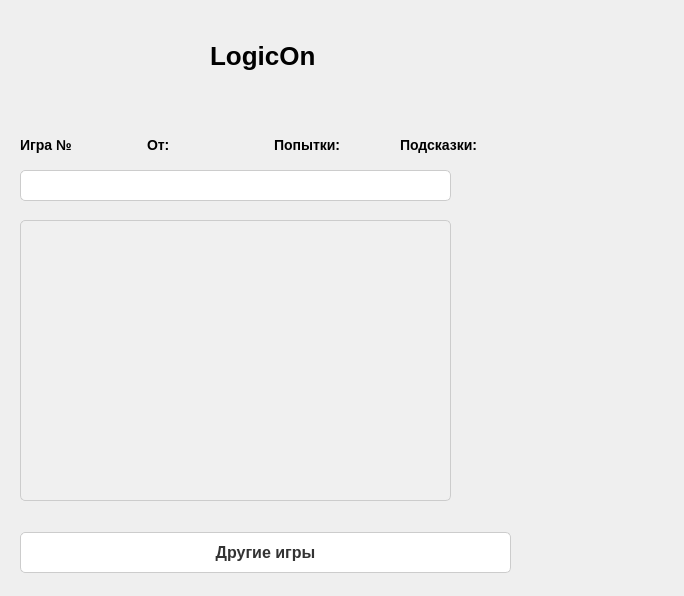
First picture: the form in Front/UI/ui_user_main_window.ui, repository maratshchur/CourseWork, before the edit.
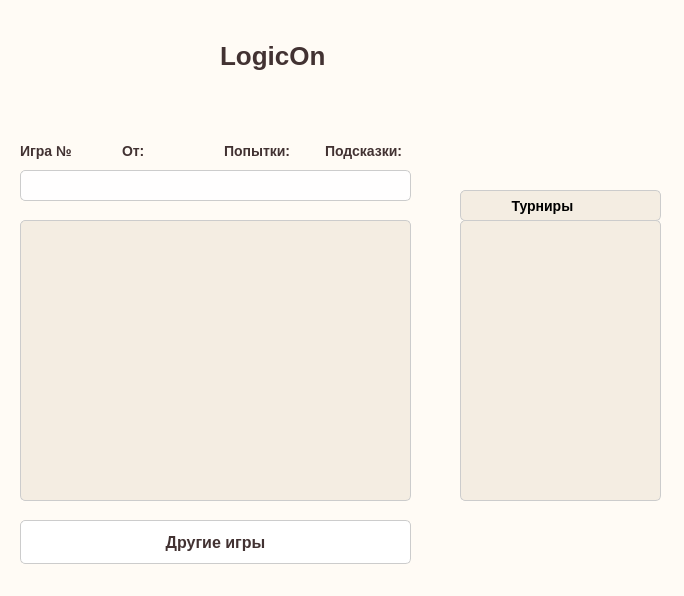
Second picture: the form after the edit. Icons and pictures are not drawn.

What changed in the file:
```diff
--- a/Front/UI/ui_user_main_window.ui
+++ b/Front/UI/ui_user_main_window.ui
@@ -14,24 +14,27 @@
    <string>Dialog</string>
   </property>
   <property name="styleSheet">
-   <string notr="true">QDiaog {
-    background-color: #F0F0F0; /* Цвет фона */}
-
+   <string notr="true">QDialog{
+background-color: #FFFBF5; /* белый бэкграунд */
+}
 QLabel {
     font-size: 14px; /* size of label text */
     font-weight: bold; /* bold label text */
 }
-
 QLineEdit {
     border: 1px solid #ccc; /* light gray border for input fields */
     border-radius: 5px; /* rounded corners for input fields */
     padding: 5px; /* padding for input fields */
+	color: #423232;
+    background-color: #FFFEFE; /* белый бэкграунд */
+
 }
 
 QPushButton {
     border: none; /* no border for buttons */
     border-radius: 5px; /* rounded corners for buttons */
     padding: 10px 20px; /* padding for buttons */
+    
 }
 
 QPushButton:hover {
@@ -40,54 +43,15 @@
 
 QPushButton:pressed {
     background-color: #d0d0d0; /* dark gray background on press */
-}</string>
+}
+</string>
   </property>
-  <widget class="QWidget" name="layoutWidget">
-   <property name="geometry">
-    <rect>
-     <x>20</x>
-     <y>130</y>
-     <width>501</width>
-     <height>29</height>
-    </rect>
-   </property>
-   <layout class="QHBoxLayout" name="horizontalLayout">
-    <item>
-     <widget class="QLabel" name="game_number_label">
-      <property name="text">
-       <string>Игра №</string>
-      </property>
-     </widget>
-    </item>
-    <item>
-     <widget class="QLabel" name="date_label">
-      <property name="text">
-       <string>От:</string>
-      </property>
-     </widget>
-    </item>
-    <item>
-     <widget class="QLabel" name="attempts_label">
-      <property name="text">
-       <string>Попытки:</string>
-      </property>
-     </widget>
-    </item>
-    <item>
-     <widget class="QLabel" name="hints_label">
-      <property name="text">
-       <string>Подсказки:</string>
-      </property>
-     </widget>
-    </item>
-   </layout>
-  </widget>
   <widget class="QListWidget" name="current_word_list">
    <property name="geometry">
     <rect>
      <x>20</x>
      <y>220</y>
-     <width>431</width>
+     <width>391</width>
      <height>281</height>
     </rect>
    </property>
@@ -102,20 +66,14 @@
     /* общий стиль списка */
     border: 1px solid #ccc;
     border-radius: 5px;
-    background-color: #f0f0f0;
+    background-color: #F4EDE2;
     padding: 5px;
 }
 
 QListWidget::item {
     /* стиль отдельного элемента списка */
     padding: 10px;
-    border-bottom: 1px solid #ccc;
-}
-
-QListWidget::item:selected {
-    /* стиль выделенного элемента списка */
-    background-color: #0078ff;
-    color: #ffffff;
+    border-bottom: 2px solid #ccc;
 }
 
 QListWidget::item:hover {
@@ -123,10 +81,20 @@
     background-color: #f7f7f7;
 }
 
-QListWidget::item:disabled {
-    /* стиль недоступного элемента списка */
-    color: #808080;
-}</string>
+QListWidget::item:selected {
+    /* стиль выбранного элемента */
+    background-color: #C9C4B5;
+    border-bottom: 2px solid #666;
+    color: #333;
+}
+
+QListWidget::item:selected:hover {
+    /* стиль выбранного элемента при наведении курсора */
+    background-color: #B3A892;
+    border-bottom: 2px solid #444;
+    color: #222;
+}
+</string>
    </property>
   </widget>
   <widget class="QPushButton" name="login_button">
@@ -158,10 +126,10 @@
   <widget class="QPushButton" name="profile_button">
    <property name="geometry">
     <rect>
-     <x>570</x>
-     <y>30</y>
-     <width>61</width>
-     <height>51</height>
+     <x>560</x>
+     <y>20</y>
+     <width>71</width>
+     <height>65</height>
     </rect>
    </property>
    <property name="text">
@@ -184,9 +152,9 @@
   <widget class="QLabel" name="label_4">
    <property name="geometry">
     <rect>
-     <x>210</x>
+     <x>220</x>
      <y>30</y>
-     <width>221</width>
+     <width>151</width>
      <height>51</height>
     </rect>
    </property>
@@ -198,8 +166,11 @@
    </property>
    <property name="styleSheet">
     <string notr="true">QLabel {
+   color: #423232;
     font-size: 26px; /* size of label text */
     font-weight: bold; /* bold label text */
+background-color: #FFFBF5; /* белый бэкграунд */
+
 }
 </string>
    </property>
@@ -238,7 +209,7 @@
     <rect>
      <x>500</x>
      <y>30</y>
-     <width>51</width>
+     <width>61</width>
      <height>51</height>
     </rect>
    </property>
@@ -251,8 +222,8 @@
    </property>
    <property name="iconSize">
     <size>
-     <width>50</width>
-     <height>50</height>
+     <width>45</width>
+     <height>45</height>
     </size>
    </property>
    <property name="flat">
@@ -264,7 +235,7 @@
     <rect>
      <x>20</x>
      <y>170</y>
-     <width>431</width>
+     <width>391</width>
      <height>31</height>
     </rect>
    </property>
@@ -274,64 +245,153 @@
      <bold>true</bold>
     </font>
    </property>
+   <property name="styleSheet">
+    <string notr="true"/>
+   </property>
    <property name="text">
     <string/>
    </property>
   </widget>
-  <widget class="QWidget" name="layoutWidget">
+  <widget class="QPushButton" name="else_button">
+   <property name="geometry">
+    <rect>
+     <x>630</x>
+     <y>20</y>
+     <width>61</width>
+     <height>60</height>
+    </rect>
+   </property>
+   <property name="text">
+    <string/>
+   </property>
+   <property name="icon">
+    <iconset>
+     <normaloff>../images/three_dots_vertical_menu_icon_184615.png</normaloff>../images/three_dots_vertical_menu_icon_184615.png</iconset>
+   </property>
+   <property name="iconSize">
+    <size>
+     <width>40</width>
+     <height>40</height>
+    </size>
+   </property>
+   <property name="flat">
+    <bool>true</bool>
+   </property>
+  </widget>
+  <widget class="QPushButton" name="other_games_button">
    <property name="geometry">
     <rect>
      <x>20</x>
-     <y>527</y>
-     <width>491</width>
-     <height>51</height>
+     <y>520</y>
+     <width>391</width>
+     <height>44</height>
     </rect>
    </property>
-   <layout class="QHBoxLayout" name="horizontalLayout_3">
-    <item>
-     <layout class="QHBoxLayout" name="horizontalLayout_2">
-      <item>
-       <widget class="QPushButton" name="other_games_button">
-        <property name="font">
-         <font>
-          <pointsize>12</pointsize>
-          <bold>true</bold>
-         </font>
-        </property>
-        <property name="autoFillBackground">
-         <bool>false</bool>
-        </property>
-        <property name="styleSheet">
-         <string notr="true">QPushButton {
+   <property name="font">
+    <font>
+     <pointsize>12</pointsize>
+     <bold>true</bold>
+    </font>
+   </property>
+   <property name="autoFillBackground">
+    <bool>false</bool>
+   </property>
+   <property name="styleSheet">
+    <string notr="true">QPushButton {
     background-color: #ffffff; /* белый цвет */
     color: #333333; /* темно-серый текст */
     border: 1px solid #cccccc; /* серая рамка */
     border-radius: 5px; /* закругленная рамка */
+    color: #423232;
 }
 
 QPushButton:pressed {
     background-color: #f7f7f7; /* светло-серый цвет при нажатии */
 }</string>
-        </property>
-        <property name="text">
-         <string>Другие игры</string>
-        </property>
-        <property name="flat">
-         <bool>false</bool>
-        </property>
-       </widget>
-      </item>
-     </layout>
+   </property>
+   <property name="text">
+    <string>Другие игры</string>
+   </property>
+   <property name="flat">
+    <bool>false</bool>
+   </property>
+  </widget>
+  <widget class="QLabel" name="label">
+   <property name="geometry">
+    <rect>
+     <x>460</x>
+     <y>190</y>
+     <width>201</width>
+     <height>31</height>
+    </rect>
+   </property>
+   <property name="styleSheet">
+    <string notr="true"> border: 1px solid #ccc;
+border-radius: 5px;        background-color: #F4EDE2;</string>
+   </property>
+   <property name="text">
+    <string>            Турниры</string>
+   </property>
+  </widget>
+  <widget class="QWidget" name="layoutWidget">
+   <property name="geometry">
+    <rect>
+     <x>20</x>
+     <y>140</y>
+     <width>401</width>
+     <height>21</height>
+    </rect>
+   </property>
+   <layout class="QHBoxLayout" name="horizontalLayout">
+    <item>
+     <widget class="QLabel" name="game_number_label">
+      <property name="styleSheet">
+       <string notr="true">color: #423232;</string>
+      </property>
+      <property name="text">
+       <string>Игра №</string>
+      </property>
+     </widget>
+    </item>
+    <item>
+     <widget class="QLabel" name="date_label">
+      <property name="styleSheet">
+       <string notr="true"> color :#423232;</string>
+      </property>
+      <property name="text">
+       <string>От:</string>
+      </property>
+     </widget>
+    </item>
+    <item>
+     <widget class="QLabel" name="attempts_label">
+      <property name="styleSheet">
+       <string notr="true">color: #423232;</string>
+      </property>
+      <property name="text">
+       <string>Попытки:</string>
+      </property>
+     </widget>
+    </item>
+    <item>
+     <widget class="QLabel" name="hints_label">
+      <property name="styleSheet">
+       <string notr="true">color: #423232;</string>
+      </property>
+      <property name="text">
+       <string>Подсказки:</string>
+      </property>
+     </widget>
     </item>
    </layout>
   </widget>
   <widget class="QPushButton" name="else_button">
    <property name="geometry">
     <rect>
-     <x>630</x>
-     <y>30</y>
-     <width>61</width>
-     <height>51</height>
+     <x>430</x>
+     <y>20</y>
+     <width>71</width>
+     <height>70</height>
     </rect>
    </property>
    <property name="text">
@@ -348,6 +408,88 @@
     </size>
    </property>
   </widget>
+  <widget class="QLabel" name="new_message">
+   <property name="geometry">
+    <rect>
+     <x>480</x>
+     <y>70</y>
+     <width>16</width>
+     <height>20</height>
+    </rect>
+   </property>
+   <property name="text">
+    <string/>
+   </property>
+   <property name="pixmap">
+    <pixmap>C:/Users/marat/Downloads/imgonline-com-ua-Resize-oLXGTpdLHPtaS.jpg</pixmap>
+   </property>
+  </widget>
+  <widget class="QListWidget" name="tournament_list_widget">
+   <property name="geometry">
+    <rect>
+     <x>460</x>
+     <y>220</y>
+     <width>201</width>
+     <height>281</height>
+    </rect>
+   </property>
+   <property name="font">
+    <font>
+     <pointsize>10</pointsize>
+     <bold>true</bold>
+    </font>
+   </property>
+   <property name="styleSheet">
+    <string notr="true">QListWidget {
+    /* общий стиль списка */
+    border: 1px solid #ccc;
+    border-radius: 5px;
+    background-color: #F4EDE2;
+    padding: 5px;
+}
+
+QListWidget::item {
+    /* стиль отдельного элемента списка */
+    padding: 10px;
+    border-bottom: 2px solid #ccc;
+}
+
+QListWidget::item:hover {
+    /* стиль элемента при наведении курсора */
+    background-color: #E6DAC3;
+    border-bottom: 2px solid #aaa;
+}
+
+QListWidget::item:selected {
+    /* стиль выбранного элемента */
+    background-color: #C9C4B5;
+    border-bottom: 2px solid #666;
+    color: #333;
+}
+
+QListWidget::item:selected:hover {
+    /* стиль выбранного элемента при наведении курсора */
+    background-color: #B3A892;
+    border-bottom: 2px solid #444;
+    color: #222;
+}
+</string>
+   </property>
+  </widget>
+  <zorder>current_word_list</zorder>
+  <zorder>login_button</zorder>
+  <zorder>profile_button</zorder>
+  <zorder>label_4</zorder>
+  <zorder>hint_button</zorder>
+  <zorder>input_field</zorder>
+  <zorder>else_button</zorder>
+  <zorder>other_games_button</zorder>
+  <zorder>label</zorder>
+  <zorder>layoutWidget</zorder>
+  <zorder>top_list_button</zorder>
+  <zorder>pushButton</zorder>
+  <zorder>new_message</zorder>
+  <zorder>tournament_list_widget</zorder>
  </widget>
  <resources/>
  <connections/>
```
Left out of the diff: 18 changed lines with no effect on the pictures.
